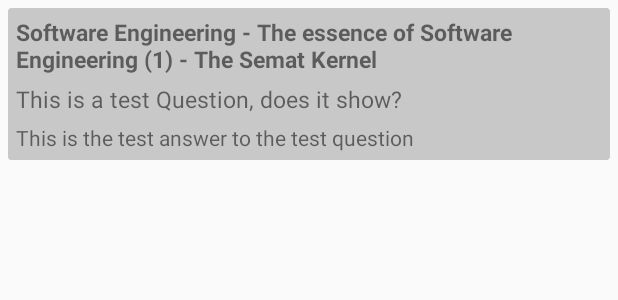
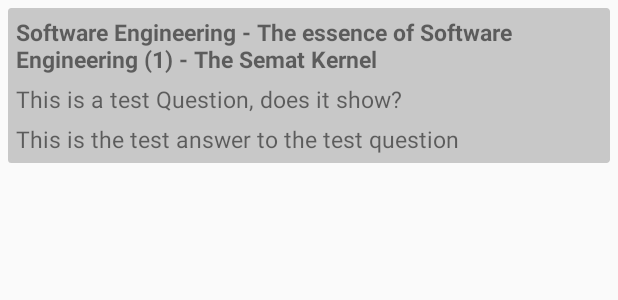
Before and after one commit to Chr1stian/mobile, an Android app: the layout questions_row.xml on its own in the app's theme, with its tools: preview values and no code run, on a phone screen of 412 x 824 dp. Shown: the top 300 px of the screen. Run offline under Robolectric (Android 15) with nearby library versions, the phone set to English and light mode, and no system bars.

```diff
--- a/app/src/main/res/layout/questions_row.xml
+++ b/app/src/main/res/layout/questions_row.xml
@@ -43,6 +43,7 @@
         android:layout_marginLeft="5dp"
         android:layout_marginRight="5dp"
         android:layout_marginTop="5dp"
-        android:text="This is the test answer to the test question" />
+        android:text="This is the test answer to the test question"
+        android:textSize="15sp" />
 
 </RelativeLayout>
```
Also changed, not shown: app/src/main/java/nogroupsprodoteam/ntnu/stud/httpwww/prodo/QuestionsAdapter.java (+9 -1 lines).
